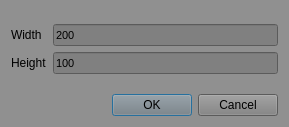
Before: the Qt Designer form qbio/resize_field_window.ui in amedari13/biosphere, drawn with Qt 5.
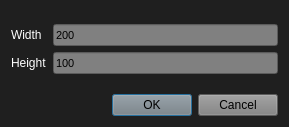
After: the same form once the commit is applied.

Commit message: design and size changes

```diff
--- a/qbio/resize_field_window.ui
+++ b/qbio/resize_field_window.ui
@@ -14,7 +14,7 @@
    <string>Enter the size of the universe</string>
   </property>
   <property name="styleSheet">
-   <string notr="true">background-color: #909090;
+   <string notr="true">background-color: #1f1f1f;
 color: #000000;</string>
   </property>
   <layout class="QVBoxLayout" name="verticalLayout">
@@ -22,6 +22,9 @@
     <layout class="QFormLayout" name="formLayout">
      <item row="1" column="0">
       <widget class="QLabel" name="width_label">
+       <property name="styleSheet">
+        <string notr="true">color:#ffffff;</string>
+       </property>
        <property name="text">
         <string>Width</string>
        </property>
@@ -59,6 +62,9 @@
      </item>
      <item row="2" column="0">
       <widget class="QLabel" name="height_label">
+       <property name="styleSheet">
+        <string notr="true">color:#ffffff;</string>
+       </property>
        <property name="text">
         <string>Height</string>
        </property>
```
The commit also changes 5 other files.
